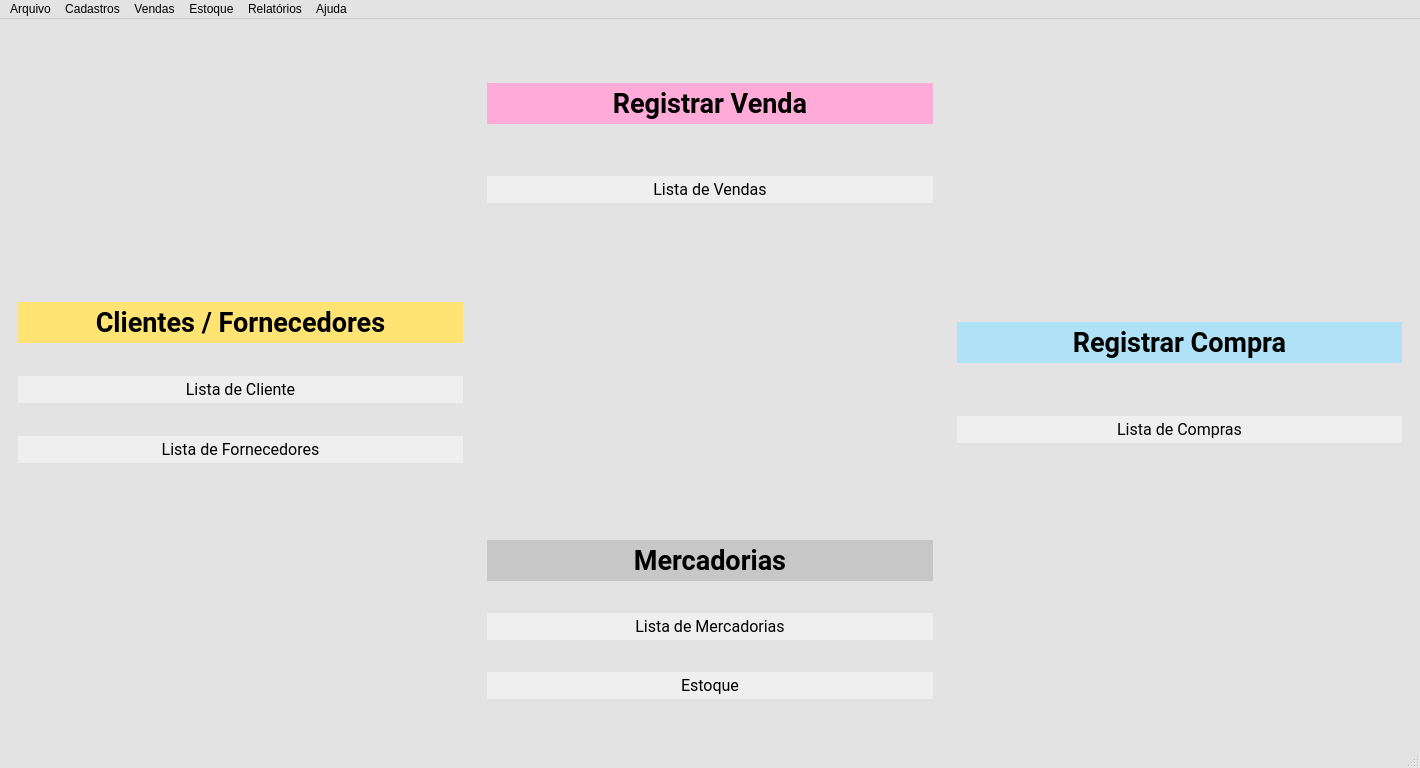
Before: the Qt Designer form Resources/UI-Teste/MainWindow.ui in Klubas/Projeto-SOAD, drawn with Qt 5.
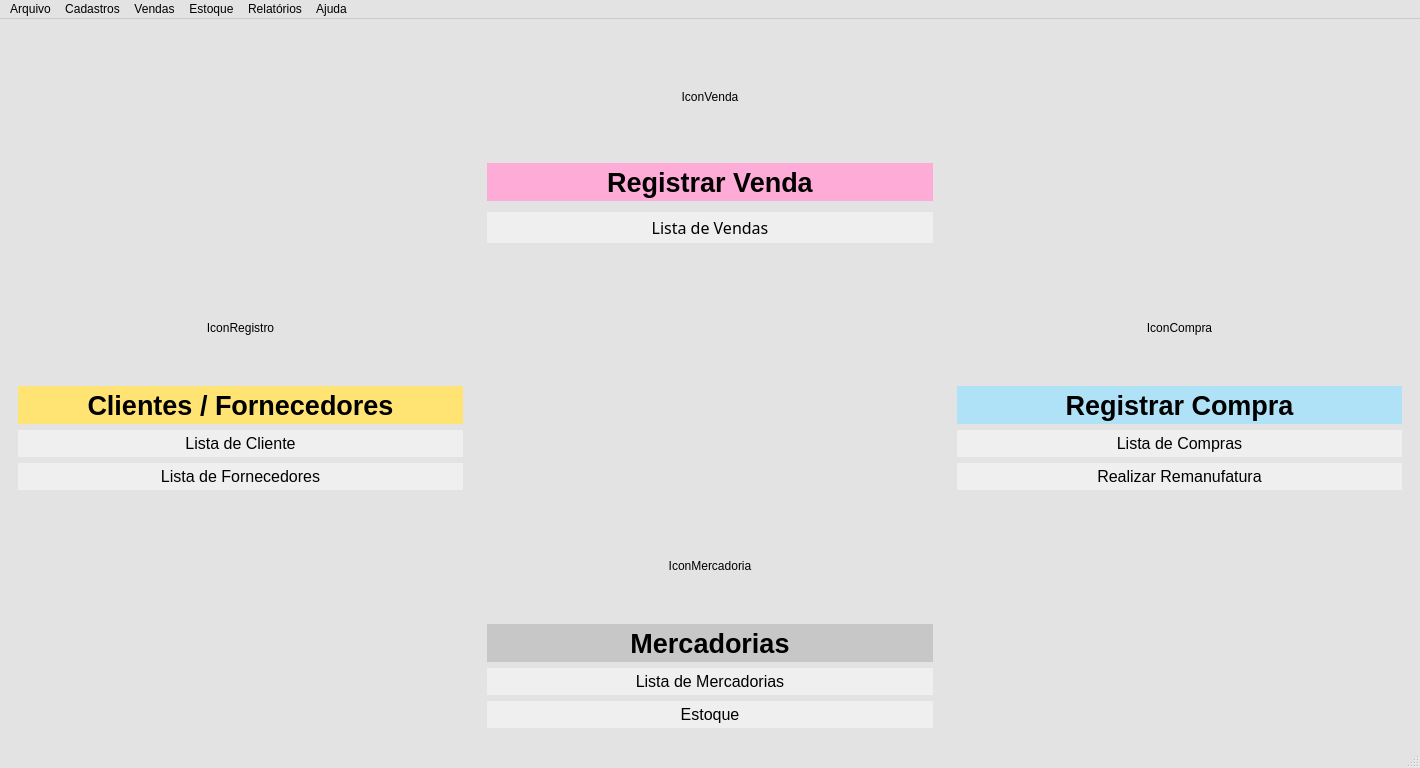
After: the same form once the commit is applied.

Diff of the .ui file:
```diff
--- a/Resources/UI-Teste/MainWindow.ui
+++ b/Resources/UI-Teste/MainWindow.ui
@@ -239,19 +239,29 @@
             </disabled>
            </palette>
           </property>
-          <property name="font">
-           <font>
-            <family>Roboto</family>
-            <pointsize>12</pointsize>
-           </font>
-          </property>
           <property name="frameShape">
            <enum>QFrame::NoFrame</enum>
           </property>
           <property name="frameShadow">
            <enum>QFrame::Plain</enum>
           </property>
-          <layout class="QVBoxLayout" name="verticalLayout_5">
+          <layout class="QVBoxLayout" name="verticalLayout">
+           <item>
+            <widget class="QLabel" name="label_icone_compra">
+             <property name="maximumSize">
+              <size>
+               <width>16777215</width>
+               <height>110</height>
+              </size>
+             </property>
+             <property name="text">
+              <string>IconCompra</string>
+             </property>
+             <property name="alignment">
+              <set>Qt::AlignCenter</set>
+             </property>
+            </widget>
+           </item>
            <item>
             <widget class="QPushButton" name="pushButton_compra">
              <property name="sizePolicy">
@@ -263,7 +273,7 @@
              <property name="maximumSize">
               <size>
                <width>693</width>
-               <height>41</height>
+               <height>38</height>
               </size>
              </property>
              <property name="palette">
@@ -305,7 +315,6 @@
              </property>
              <property name="font">
               <font>
-               <family>Roboto</family>
                <pointsize>20</pointsize>
                <weight>75</weight>
                <bold>true</bold>
@@ -326,14 +335,13 @@
             </widget>
            </item>
            <item>
-            <widget class="QPushButton" name="pushButton_2">
+            <widget class="QPushButton" name="pushButton_lista_compras">
              <property name="font">
               <font>
-               <family>Roboto</family>
+               <family>MS Sans Serif</family>
                <pointsize>12</pointsize>
                <weight>50</weight>
                <bold>false</bold>
-               <stylestrategy>PreferAntialias</stylestrategy>
               </font>
              </property>
              <property name="autoFillBackground">
@@ -353,6 +361,33 @@
              </property>
             </widget>
            </item>
+           <item>
+            <widget class="QPushButton" name="pushButton_remanufatura">
+             <property name="font">
+              <font>
+               <family>MS Sans Serif</family>
+               <pointsize>12</pointsize>
+               <weight>50</weight>
+               <bold>false</bold>
+              </font>
+             </property>
+             <property name="autoFillBackground">
+              <bool>true</bool>
+             </property>
+             <property name="text">
+              <string>Realizar Remanufatura</string>
+             </property>
+             <property name="autoDefault">
+              <bool>true</bool>
+             </property>
+             <property name="default">
+              <bool>false</bool>
+             </property>
+             <property name="flat">
+              <bool>true</bool>
+             </property>
+            </widget>
+           </item>
           </layout>
          </widget>
         </item>
@@ -364,13 +399,23 @@
             <verstretch>0</verstretch>
            </sizepolicy>
           </property>
-          <property name="font">
-           <font>
-            <family>Roboto</family>
-            <pointsize>12</pointsize>
-           </font>
-          </property>
           <layout class="QVBoxLayout" name="verticalLayout_4">
+           <item>
+            <widget class="QLabel" name="label_icone_mercadoria">
+             <property name="maximumSize">
+              <size>
+               <width>16777215</width>
+               <height>110</height>
+              </size>
+             </property>
+             <property name="text">
+              <string>IconMercadoria</string>
+             </property>
+             <property name="alignment">
+              <set>Qt::AlignCenter</set>
+             </property>
+            </widget>
+           </item>
            <item>
             <widget class="QPushButton" name="pushButton_mercadoria">
              <property name="sizePolicy">
@@ -382,7 +427,7 @@
              <property name="maximumSize">
               <size>
                <width>693</width>
-               <height>41</height>
+               <height>38</height>
               </size>
              </property>
              <property name="palette">
@@ -424,7 +469,6 @@
              </property>
              <property name="font">
               <font>
-               <family>Roboto</family>
                <pointsize>20</pointsize>
                <weight>75</weight>
                <bold>true</bold>
@@ -448,11 +492,10 @@
             <widget class="QPushButton" name="pushButton_6">
              <property name="font">
               <font>
-               <family>Roboto</family>
+               <family>MS Sans Serif</family>
                <pointsize>12</pointsize>
                <weight>50</weight>
                <bold>false</bold>
-               <stylestrategy>PreferAntialias</stylestrategy>
               </font>
              </property>
              <property name="autoFillBackground">
@@ -476,11 +519,10 @@
             <widget class="QPushButton" name="pushButton_4">
              <property name="font">
               <font>
-               <family>Roboto</family>
+               <family>MS Sans Serif</family>
                <pointsize>12</pointsize>
                <weight>50</weight>
                <bold>false</bold>
-               <stylestrategy>PreferAntialias</stylestrategy>
               </font>
              </property>
              <property name="autoFillBackground">
@@ -511,13 +553,23 @@
             <verstretch>0</verstretch>
            </sizepolicy>
           </property>
-          <property name="font">
-           <font>
-            <family>Roboto</family>
-            <pointsize>12</pointsize>
-           </font>
-          </property>
           <layout class="QVBoxLayout" name="verticalLayout_6">
+           <item>
+            <widget class="QLabel" name="label_icone_venda">
+             <property name="maximumSize">
+              <size>
+               <width>16777215</width>
+               <height>110</height>
+              </size>
+             </property>
+             <property name="text">
+              <string>IconVenda</string>
+             </property>
+             <property name="alignment">
+              <set>Qt::AlignCenter</set>
+             </property>
+            </widget>
+           </item>
            <item>
             <widget class="QPushButton" name="pushButton_venda">
              <property name="sizePolicy">
@@ -529,7 +581,7 @@
              <property name="maximumSize">
               <size>
                <width>693</width>
-               <height>41</height>
+               <height>38</height>
               </size>
              </property>
              <property name="palette">
@@ -571,7 +623,6 @@
              </property>
              <property name="font">
               <font>
-               <family>Roboto</family>
                <pointsize>20</pointsize>
                <weight>75</weight>
                <bold>true</bold>
@@ -595,11 +646,10 @@
             <widget class="QPushButton" name="pushButton">
              <property name="font">
               <font>
-               <family>Roboto</family>
+               <family>MS Reference Sans Serif</family>
                <pointsize>12</pointsize>
                <weight>50</weight>
                <bold>false</bold>
-               <stylestrategy>PreferAntialias</stylestrategy>
               </font>
              </property>
              <property name="autoFillBackground">
@@ -630,13 +680,23 @@
             <verstretch>0</verstretch>
            </sizepolicy>
           </property>
-          <property name="font">
-           <font>
-            <family>Roboto</family>
-            <pointsize>12</pointsize>
-           </font>
-          </property>
           <layout class="QVBoxLayout" name="verticalLayout_3">
+           <item>
+            <widget class="QLabel" name="label_icone_pessoa">
+             <property name="maximumSize">
+              <size>
+               <width>16777215</width>
+               <height>110</height>
+              </size>
+             </property>
+             <property name="text">
+              <string>IconRegistro</string>
+             </property>
+             <property name="alignment">
+              <set>Qt::AlignCenter</set>
+             </property>
+            </widget>
+           </item>
            <item>
             <widget class="QPushButton" name="pushButton_pessoa">
              <property name="sizePolicy">
@@ -648,7 +708,7 @@
              <property name="maximumSize">
               <size>
                <width>693</width>
-               <height>41</height>
+               <height>38</height>
               </size>
              </property>
              <property name="palette">
@@ -690,7 +750,6 @@
              </property>
              <property name="font">
               <font>
-               <family>Roboto</family>
                <pointsize>20</pointsize>
                <weight>75</weight>
                <bold>true</bold>
@@ -714,12 +773,10 @@
             <widget class="QPushButton" name="pushButton_5">
              <property name="font">
               <font>
-               <family>Roboto</family>
+               <family>MS Sans Serif</family>
                <pointsize>12</pointsize>
                <weight>50</weight>
                <bold>false</bold>
-               <stylestrategy>PreferAntialias</stylestrategy>
-               <kerning>true</kerning>
               </font>
              </property>
              <property name="autoFillBackground">
@@ -743,11 +800,10 @@
             <widget class="QPushButton" name="pushButton_3">
              <property name="font">
               <font>
-               <family>Roboto</family>
+               <family>MS Sans Serif</family>
                <pointsize>12</pointsize>
                <weight>50</weight>
                <bold>false</bold>
-               <stylestrategy>PreferAntialias</stylestrategy>
               </font>
              </property>
              <property name="autoFillBackground">
```
Left out of the diff: 61 changed lines with no effect on the pictures.
